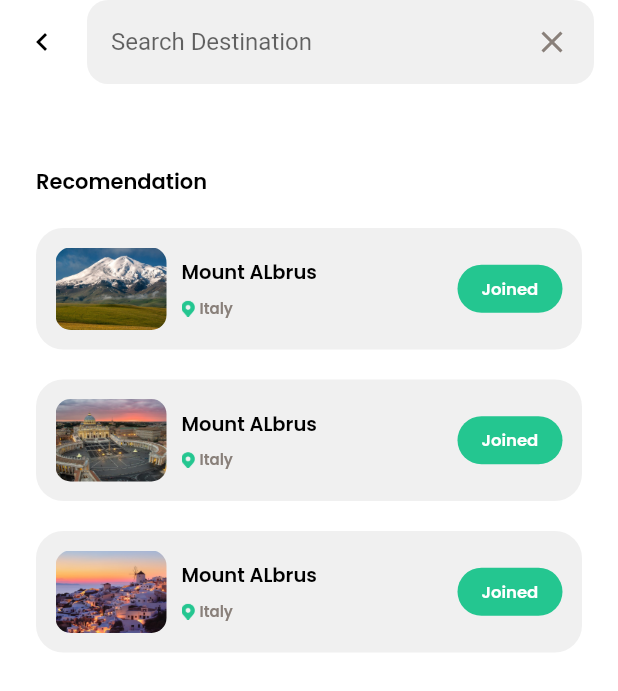
After one commit to TedoHarisC/submission-dicoding-flutter, a Flutter app: the SearchPage screen opened by its route, on a phone screen of 412 x 824 dp. The commit adds this screen. Shown: the top 691 px of the screen. Run offline on Flutter 3.47's test engine with Material 2 defaults, Android fonts, the phone set to English and light mode, and no system bars; our stand-ins replace bloc, carousel_slider, flutter_bloc, fluttertoast, google_fonts, shimmer; statements that could not run were skipped.

Commit message:
Membuat Halaman Search

```diff
--- a/lib/main.dart
+++ b/lib/main.dart
@@ -6,6 +6,7 @@ import 'package:submission_dicoding_tedo_hc/pages/home_page.dart';
 import 'package:submission_dicoding_tedo_hc/pages/main_page.dart';
 import 'package:submission_dicoding_tedo_hc/pages/onboarding_page.dart';
 import 'package:submission_dicoding_tedo_hc/pages/profil_page.dart';
+import 'package:submission_dicoding_tedo_hc/pages/search_page.dart';
 import 'package:submission_dicoding_tedo_hc/pages/sign_in_page.dart';
 import 'package:submission_dicoding_tedo_hc/pages/splash_page.dart';
 import 'package:submission_dicoding_tedo_hc/pages/wishlist_page.dart';
@@ -38,6 +39,7 @@ class MyApp extends StatelessWidget {
           '/home': (context) => const HomePage(),
           '/wishlist': (context) => const WishlistPage(),
           '/profil': (context) => const ProfilPage(),
+          '/search-page': (context) => const SearchPage(),
         },
       ),
     );
--- a/lib/pages/home_page.dart
+++ b/lib/pages/home_page.dart
@@ -62,7 +62,11 @@ class _HomePageState extends State<HomePage> {
             Row(
               mainAxisAlignment: MainAxisAlignment.start,
               children: [
-                Container(
+                GestureDetector(
+                  onTap: () {
+                    Navigator.pushNamed(context, '/search-page');
+                  },
+                  child: Container(
                     width: 235,
                     height: 54,
                     decoration: BoxDecoration(
@@ -89,6 +93,7 @@ class _HomePageState extends State<HomePage> {
                             ),
                           )
                         ],
+                      ),
                     ),
                   ),
                 ),
--- /dev/null
+++ b/lib/pages/search_page.dart
@@ -0,0 +1,105 @@
+// ignore_for_file: prefer_const_constructors
+
+import 'package:flutter/material.dart';
+import 'package:submission_dicoding_tedo_hc/theme.dart';
+import 'package:submission_dicoding_tedo_hc/widgets/schedule_tile.dart';
+
+class SearchPage extends StatefulWidget {
+  const SearchPage({Key? key}) : super(key: key);
+
+  @override
+  State<SearchPage> createState() => _SearchPageState();
+}
+
+class _SearchPageState extends State<SearchPage> {
+  @override
+  Widget build(BuildContext context) {
+    return Scaffold(
+      backgroundColor: kWhiteColor,
+      appBar: PreferredSize(
+        preferredSize: Size(double.infinity, 70),
+        child: AppBar(
+          automaticallyImplyLeading: false,
+          backgroundColor: kWhiteColor,
+          elevation: 0,
+          title: Row(
+            children: [
+              GestureDetector(
+                onTap: () {
+                  Navigator.pop(context);
+                },
+                child: Icon(
+                  Icons.chevron_left,
+                  color: kBlackColor,
+                ),
+              ),
+              SizedBox(width: 18),
+              Expanded(
+                child: Container(
+                  padding: EdgeInsets.all(16),
+                  decoration: BoxDecoration(
+                    color: kLightGreyColor,
+                    borderRadius: BorderRadius.circular(14),
+                  ),
+                  child: Row(
+                    children: [
+                      Expanded(
+                        child: TextFormField(
+                          textInputAction: TextInputAction.go,
+                          onFieldSubmitted: (value) {
+                            Navigator.pushNamed(context, '/search-result');
+                          },
+                          decoration: InputDecoration.collapsed(
+                            hintText: 'Search Destination',
+                          ),
+                        ),
+                      ),
+                      SizedBox(width: 10),
+                      Icon(
+                        Icons.close,
+                        color: kGreyColor,
+                      ),
+                    ],
+                  ),
+                ),
+              ),
+            ],
+          ),
+        ),
+      ),
+      body: ListView(
+        padding: EdgeInsets.symmetric(
+          horizontal: 24,
+        ),
+        children: [
+          SizedBox(height: 41),
+          Text(
+            'Recomendation',
+            style: blackTextStyle.copyWith(
+              fontWeight: semiBold,
+            ),
+          ),
+          SizedBox(height: 20),
+          ScheduleTile(
+            imageUrl: 'assets/destination_3.png',
+            name: 'Mount ALbrus',
+            nation: 'Italy',
+          ),
+          SizedBox(height: 20),
+          ScheduleTile(
+            imageUrl: 'assets/destination_1.png',
+            name: 'Mount ALbrus',
+            nation: 'Italy',
+          ),
+          SizedBox(height: 20),
+          ScheduleTile(
+            imageUrl: 'assets/destination_2.png',
+            name: 'Mount ALbrus',
+            nation: 'Italy',
+          ),
+          SizedBox(height: 20),
+        ],
+      ),
+    );
+  }
+}
--- a/lib/pages/sign_in_page.dart
+++ b/lib/pages/sign_in_page.dart
@@ -192,7 +192,8 @@ class _SignInPageState extends State<SignInPage> {
                   gravity: ToastGravity.BOTTOM,
                 );
               } else {
-                Navigator.pushNamed(context, '/main');
+                Navigator.restorablePushNamedAndRemoveUntil(
+                    context, '/main', (Route<dynamic> route) => false);
               }
             });
           },
```
Lines whose indentation alone changed are shown as unchanged.
